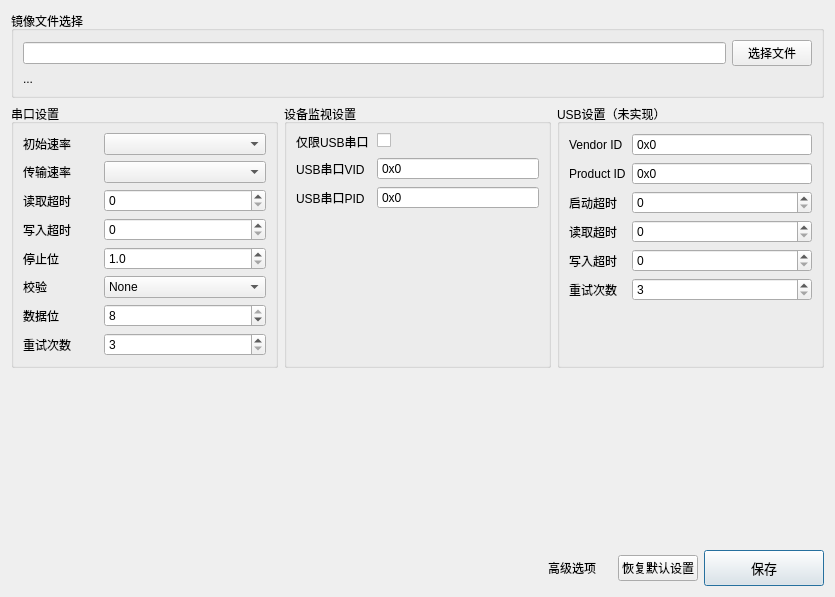
kendryte/BurningTool, file gui/src/widgets/SettingsWindow.ui: the form before one commit.
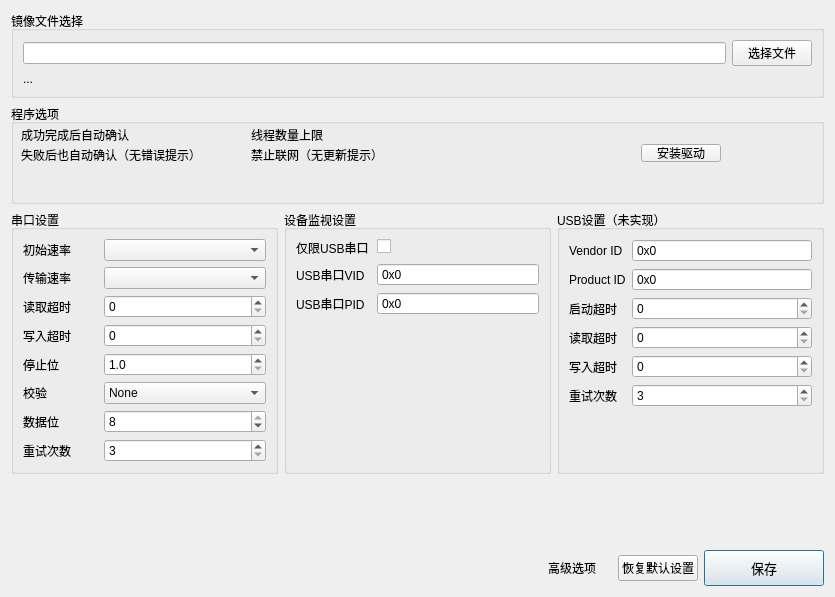
The form after the commit. Icons and pictures are not drawn.

The edit to the form file:
```diff
--- a/gui/src/widgets/SettingsWindow.ui
+++ b/gui/src/widgets/SettingsWindow.ui
@@ -60,6 +60,114 @@
      </layout>
     </widget>
    </item>
+   <item>
+    <widget class="QGroupBox" name="groupBox">
+     <property name="sizePolicy">
+      <sizepolicy hsizetype="Preferred" vsizetype="Fixed">
+       <horstretch>0</horstretch>
+       <verstretch>0</verstretch>
+      </sizepolicy>
+     </property>
+     <property name="minimumSize">
+      <size>
+       <width>100</width>
+       <height>100</height>
+      </size>
+     </property>
+     <property name="title">
+      <string>程序选项</string>
+     </property>
+     <widget class="QLabel" name="label_15">
+      <property name="geometry">
+       <rect>
+        <x>10</x>
+        <y>20</y>
+        <width>111</width>
+        <height>21</height>
+       </rect>
+      </property>
+      <property name="minimumSize">
+       <size>
+        <width>75</width>
+        <height>0</height>
+       </size>
+      </property>
+      <property name="text">
+       <string>成功完成后自动确认</string>
+      </property>
+     </widget>
+     <widget class="QLabel" name="label_19">
+      <property name="geometry">
+       <rect>
+        <x>10</x>
+        <y>40</y>
+        <width>201</width>
+        <height>21</height>
+       </rect>
+      </property>
+      <property name="minimumSize">
+       <size>
+        <width>75</width>
+        <height>0</height>
+       </size>
+      </property>
+      <property name="text">
+       <string>失败后也自动确认（无错误提示）</string>
+      </property>
+     </widget>
+     <widget class="QLabel" name="label_20">
+      <property name="geometry">
+       <rect>
+        <x>240</x>
+        <y>20</y>
+        <width>201</width>
+        <height>21</height>
+       </rect>
+      </property>
+      <property name="minimumSize">
+       <size>
+        <width>75</width>
+        <height>0</height>
+       </size>
+      </property>
+      <property name="text">
+       <string>线程数量上限</string>
+      </property>
+     </widget>
+     <widget class="QLabel" name="label_21">
+      <property name="geometry">
+       <rect>
+        <x>240</x>
+        <y>40</y>
+        <width>201</width>
+        <height>21</height>
+       </rect>
+      </property>
+      <property name="minimumSize">
+       <size>
+        <width>75</width>
+        <height>0</height>
+       </size>
+      </property>
+      <property name="text">
+       <string>禁止联网（无更新提示）</string>
+      </property>
+     </widget>
+     <widget class="QPushButton" name="pushButton">
+      <property name="geometry">
+       <rect>
+        <x>630</x>
+        <y>40</y>
+        <width>80</width>
+        <height>18</height>
+       </rect>
+      </property>
+      <property name="text">
+       <string>安装驱动</string>
+      </property>
+     </widget>
+    </widget>
+   </item>
    <item>
     <layout class="QHBoxLayout" name="horizontalLayout">
      <item>
```
Left out of the diff: 227 changed lines with no effect on the pictures.
